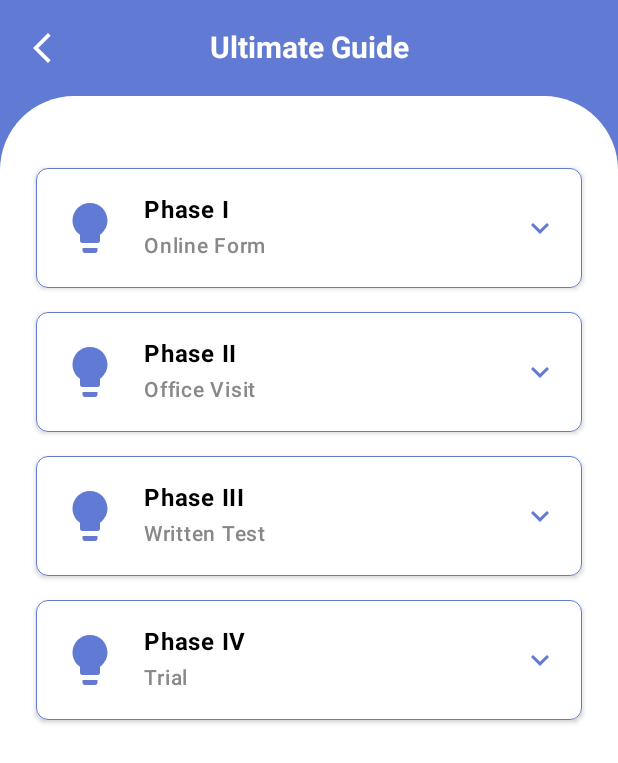
After one commit to harijoshi07/test-drive-app, an Android app built with Jetpack Compose: the UltimateGuideScreen screen opened through its navigation route, on a phone screen of 412 x 824 dp. The commit adds this screen. Shown: the top 763 px of the screen. Run offline under Robolectric (Android 15) with nearby library versions, the phone set to English and light mode, and no system bars.

Commit message:
update 10

```diff
--- a/app/src/main/java/com/example/drivinglicenseexamapp/data/TopBarTitle.kt
+++ b/app/src/main/java/com/example/drivinglicenseexamapp/data/TopBarTitle.kt
@@ -8,5 +8,6 @@ val topBarTitle = mapOf(
     Screen.Study.route to "Study Mode",
     Screen.Quiz.route to "Quiz Mode",
     Screen.Result.route to "Result",
-    Screen.Answer.route to "Answer"
+    Screen.Answer.route to "Answer",
+    Screen.UltimateGuide.route to "Ultimate Guide"
 )
--- /dev/null
+++ b/app/src/main/java/com/example/drivinglicenseexamapp/data/UltimateGuide.kt
@@ -0,0 +1,70 @@
+package com.example.drivinglicenseexamapp.data
+
+data class Phase(val title: String, val subtitle: String, val steps: List<Pair<String, List<String>?>>)
+
+val phases = listOf(
+    Phase(
+        "Phase I", "Online Form", listOf(
+            "1. Visit the official site:" to listOf(
+                "For Bagmati and Pokhara: applydlnew.dotm.gov.np",
+                "For other regions: applydl.dotm.gov.np"
+            ),
+            "2. Fill the form carefully with the mobile number registered in your name. Double-check all details to ensure there are no errors." to null,
+            "3. Choose the Transport Office where you want to visit." to null,
+            "4. Select a visit date that fits your schedule." to null
+        )
+    ),
+    Phase(
+        "Phase II", "Office Visit", listOf(
+            "1. What you need for the office visit:" to listOf(
+                "Application form",
+                "Original citizenship (ALWAYS carry original citizenship when visiting any Government Office)",
+                "Medical report confirming blood group (get it from your nearest hospital as it'll cost you less money)"
+            ),
+            "2. What you DON'T need:" to listOf(
+                "Ticket (save Rs. 10)",
+                "Expensive blood group ID (better to get a report from a local medical center or hospital)"
+            ),
+            "3. Process:" to listOf(
+                "Biometric: Palm print and photo will be taken.",
+                "Eye Check: Pay Rs. 105 and pass the E-test.",
+                "Final Stage: Pay Rs. 500 for written test and trial."
+            )
+        )
+    ),
+    Phase(
+        "Phase III", "Written Test", listOf(
+            "1. Exam Details:" to listOf(
+                "Languages: Nepali or English.",
+                "Use practice apps to prepare as the exam is simple."
+            ),
+            "2. If you fail:" to listOf(
+                "Wait 90 days before reapplying.",
+                "You must retake the written exam."
+            )
+        )
+    ),
+    Phase(
+        "Phase IV", "Trial", listOf(
+            "1. Checklist for Trial Day:" to listOf(
+                "Admit card (signed)",
+                "Original citizenship",
+                "Wear shoes (no slippers allowed)"
+            ),
+            "2. Key Tips:" to listOf(
+                "Ukalo-Oralo: Stop above the STOP word without crossing it.",
+                "Avoid common mistakes like forgetting the sidelight or double-tapping the incline."
+            ),
+            "3. If you pass:" to listOf(
+                "Visit the Transport Office the day after tomorrow (पर्सि).",
+                "Pay Rs. 1500 and collect two receipts (Green and Red).",
+                "Laminate the green receipt and keep the red one safe."
+            ),
+            "4. If you fail:" to listOf(
+                "You have two more attempts.",
+                "For retrial, visit on the 3rd day after failing and pay Rs. 500.",
+                "If you fail all 3 attempts, restart the process (biometrics not needed, eye check required)."
+            )
+        )
+    )
+)
--- a/app/src/main/java/com/example/drivinglicenseexamapp/navigation/AppNavigation.kt
+++ b/app/src/main/java/com/example/drivinglicenseexamapp/navigation/AppNavigation.kt
@@ -1,6 +1,7 @@
 package com.example.drivinglicenseexamapp.navigation
 
 import ExamModeScreen
+import UltimateGuideScreen
 import androidx.compose.foundation.layout.fillMaxSize
 import androidx.compose.foundation.layout.padding
 import androidx.compose.material3.Scaffold
@@ -48,7 +49,8 @@ fun AppNavigation(viewModel: QuestionViewModel = viewModel()) {
             composable(Screen.Home.route) {
                 HomeScreen(
                     navigateToCategory = { navController.navigate(route = Screen.Category.route) },
-                    navigateToQuiz = { navController.navigate(route = Screen.Quiz.route) }
+                    navigateToQuiz = { navController.navigate(route = Screen.Quiz.route) },
+                    navigateToUltimateGuide = {navController.navigate(route = Screen.UltimateGuide.route)}
                 )
             }
             composable(Screen.Category.route) {
@@ -130,6 +132,10 @@ fun AppNavigation(viewModel: QuestionViewModel = viewModel()) {
                 )
             }
 
+            composable(Screen.UltimateGuide.route){
+                UltimateGuideScreen()
+            }
+
 
         }
 
--- a/app/src/main/java/com/example/drivinglicenseexamapp/navigation/Routes.kt
+++ b/app/src/main/java/com/example/drivinglicenseexamapp/navigation/Routes.kt
@@ -7,4 +7,5 @@ sealed class Screen(val route: String) {
     object Quiz : Screen("quiz")
     object Result : Screen("result")
     object Answer : Screen("answer")  // Add this line
+    object UltimateGuide: Screen(route = "ultimate_guide")
 }
--- /dev/null
+++ b/app/src/main/java/com/example/drivinglicenseexamapp/ui/screen/UltimateGuideScreen.kt
@@ -0,0 +1,186 @@
+import androidx.compose.foundation.BorderStroke
+import androidx.compose.foundation.background
+import androidx.compose.foundation.clickable
+import androidx.compose.foundation.layout.Box
+import androidx.compose.foundation.layout.Column
+import androidx.compose.foundation.layout.PaddingValues
+import androidx.compose.foundation.layout.Row
+import androidx.compose.foundation.layout.Spacer
+import androidx.compose.foundation.layout.fillMaxSize
+import androidx.compose.foundation.layout.fillMaxWidth
+import androidx.compose.foundation.layout.padding
+import androidx.compose.foundation.layout.size
+import androidx.compose.foundation.layout.width
+import androidx.compose.foundation.lazy.LazyColumn
+import androidx.compose.foundation.lazy.items
+import androidx.compose.foundation.shape.RoundedCornerShape
+import androidx.compose.material.icons.Icons
+import androidx.compose.material.icons.filled.KeyboardArrowDown
+import androidx.compose.material.icons.filled.KeyboardArrowUp
+import androidx.compose.material.icons.filled.Lightbulb
+import androidx.compose.material3.Card
+import androidx.compose.material3.CardDefaults
+import androidx.compose.material3.Icon
+import androidx.compose.material3.MaterialTheme
+import androidx.compose.material3.Text
+import androidx.compose.runtime.Composable
+import androidx.compose.runtime.getValue
+import androidx.compose.runtime.mutableStateOf
+import androidx.compose.runtime.remember
+import androidx.compose.runtime.setValue
+import androidx.compose.ui.Alignment
+import androidx.compose.ui.Modifier
+import androidx.compose.ui.graphics.Color
+import androidx.compose.ui.graphics.vector.ImageVector
+import androidx.compose.ui.text.font.FontWeight
+import androidx.compose.ui.tooling.preview.Preview
+import androidx.compose.ui.unit.dp
+import androidx.compose.ui.unit.sp
+import com.example.drivinglicenseexamapp.data.phases
+
+
+@Composable
+fun UltimateGuideScreen() {
+
+
+    Box(
+        modifier = Modifier
+            .fillMaxSize()
+            .background(color = Color.White, RoundedCornerShape(topStartPercent = 12, topEndPercent = 12))
+    ) {
+        LazyColumn(
+            modifier = Modifier.fillMaxSize().padding(top = 24.dp),
+            contentPadding = PaddingValues(16.dp)
+        ) {
+            items(phases) { phase ->
+                ExpandableCard(
+                    icon = Icons.Default.Lightbulb,
+                    title = phase.title,
+                    subtitle = phase.subtitle
+                ) {
+                    phase.steps.forEach { (description, subPoints) ->
+                        PhaseStep(description = description, subPoints = subPoints)
+                    }
+                }
+            }
+        }
+
+    }
+
+}
+
+@Composable
+fun PhaseStep(description: String, subPoints: List<String>? = null) {
+    Column(modifier = Modifier.padding(bottom = 12.dp)) {
+        Text(
+            text = description,
+            fontSize = 14.sp,
+            modifier = Modifier.padding(4.dp)
+        )
+        subPoints?.forEach { point ->
+            Text(
+                text = "• $point",
+                fontSize = 12.sp,
+                modifier = Modifier.padding(start = 24.dp, bottom = 4.dp)
+            )
+        }
+    }
+}
+
+
+@Composable
+fun ExpandableCard(
+    icon: ImageVector,
+    title: String,
+    subtitle: String,
+    content: @Composable () -> Unit
+) {
+    var isExpanded by remember { mutableStateOf(false) }
+
+    Card(
+        modifier = Modifier
+            .fillMaxWidth()
+            .padding(8.dp),
+        shape = RoundedCornerShape(8.dp),
+        elevation = CardDefaults.cardElevation(2.dp),
+        border = BorderStroke(width = 0.5.dp, color = Color(0xFF617AD3) ),
+        colors = CardDefaults.cardColors(
+            containerColor = Color.White
+        )
+    ) {
+        Column {
+            Row(
+                modifier = Modifier
+                    .fillMaxWidth()
+                    .clickable { isExpanded = !isExpanded }
+                    .padding(16.dp),
+                verticalAlignment = Alignment.CenterVertically
+            ) {
+                // Icon
+                Icon(
+                    imageVector = icon,
+                    contentDescription = null,
+                    modifier = Modifier.size(40.dp),
+                    tint = Color(0xFF617AD3)
+                )
+
+                Spacer(modifier = Modifier.width(16.dp))
+
+                // Title and Subtitle Column
+                Column(modifier = Modifier.weight(1f)) {
+                    Text(
+                        text = title,
+                        fontSize = 16.sp,
+                        fontWeight = FontWeight.Bold,
+                        color = Color.Black
+                    )
+                    Text(
+                        text = subtitle,
+                        fontSize = 14.sp,
+                        fontWeight = FontWeight.SemiBold,
+                        color = Color.Gray
+                    )
+                }
+
+                // Arrow Icon
+                Icon(
+                    imageVector = if (isExpanded) Icons.Default.KeyboardArrowUp else Icons.Default.KeyboardArrowDown,
+                    contentDescription = if (isExpanded) "Collapse" else "Expand",
+                    tint = Color(0xFF617AD3)
+                )
+            }
+
+            // Expandable Content
+            if (isExpanded) {
+                content()
+            }
+        }
+    }
+}
+
+
+@Preview
+@Composable
+private fun CardPreview() {
+    ExpandableCard(
+        icon = Icons.Default.Lightbulb,
+        title = "Phase I",
+        subtitle = "Form Filling"
+    ) {
+        Text(
+            text = "This is the detailed explanation for the form filling process.",
+            modifier = Modifier
+                .fillMaxWidth()
+                .padding(16.dp),
+            style = MaterialTheme.typography.bodyLarge
+        )
+    }
+}
+
+
+@Preview(showBackground = true)
+@Composable
+private fun PreviewScreen() {
+    UltimateGuideScreen()
+
+}
--- a/app/src/main/java/com/example/drivinglicenseexamapp/ui/screen/home_screen/HomeScreen.kt
+++ b/app/src/main/java/com/example/drivinglicenseexamapp/ui/screen/home_screen/HomeScreen.kt
@@ -39,6 +39,7 @@ import androidx.compose.runtime.*
 fun HomeScreen(
     navigateToCategory: () -> Unit,
     navigateToQuiz: () -> Unit,
+    navigateToUltimateGuide: () -> Unit,
 ) {
     val backgroundColor = Color(0xFFEAF3FF) // Light theme background
     val cardBackgroundColor = Color(0xFFDAEAFF) // Blueish card color
@@ -139,7 +140,7 @@ fun HomeScreen(
                     modifier = Modifier.padding(bottom = 16.dp)
                 )
                 Button(
-                    onClick = { /* Navigate to guide */ },
+                    onClick = navigateToUltimateGuide,
                     colors = ButtonDefaults.buttonColors(containerColor = buttonColor)
                 ) {
                     Text(
@@ -234,5 +235,5 @@ fun HomeScreenCard(
 @Preview(showBackground = true)
 @Composable
 private fun PreviewTestScreen() {
-    HomeScreen({}, {})
+    HomeScreen({}, {}, {})
 }
```
